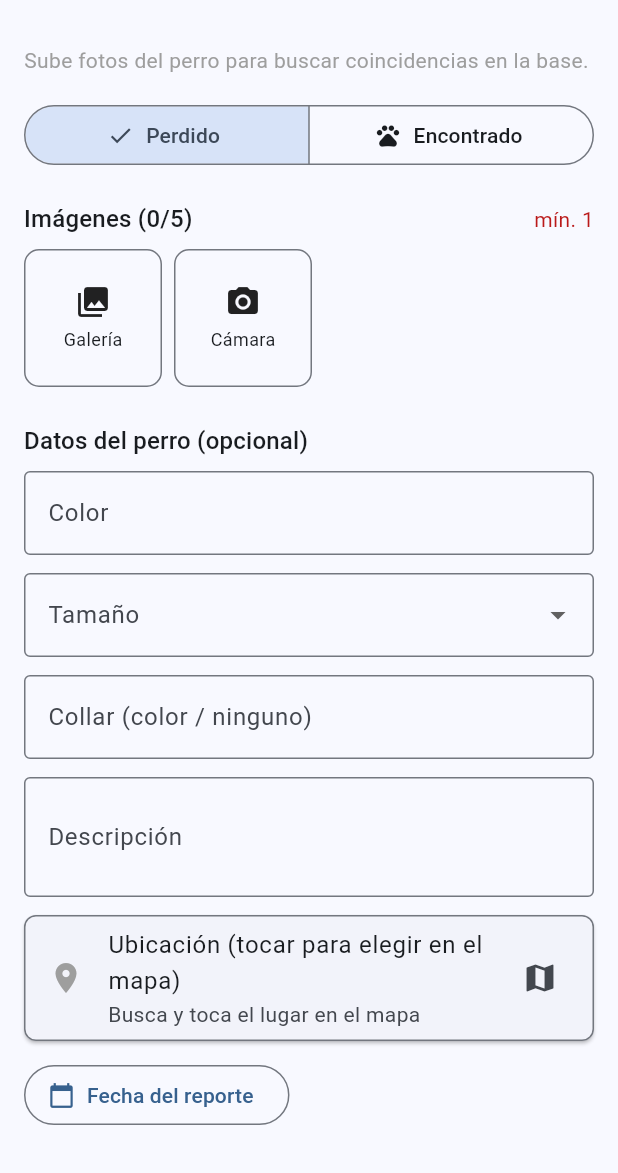
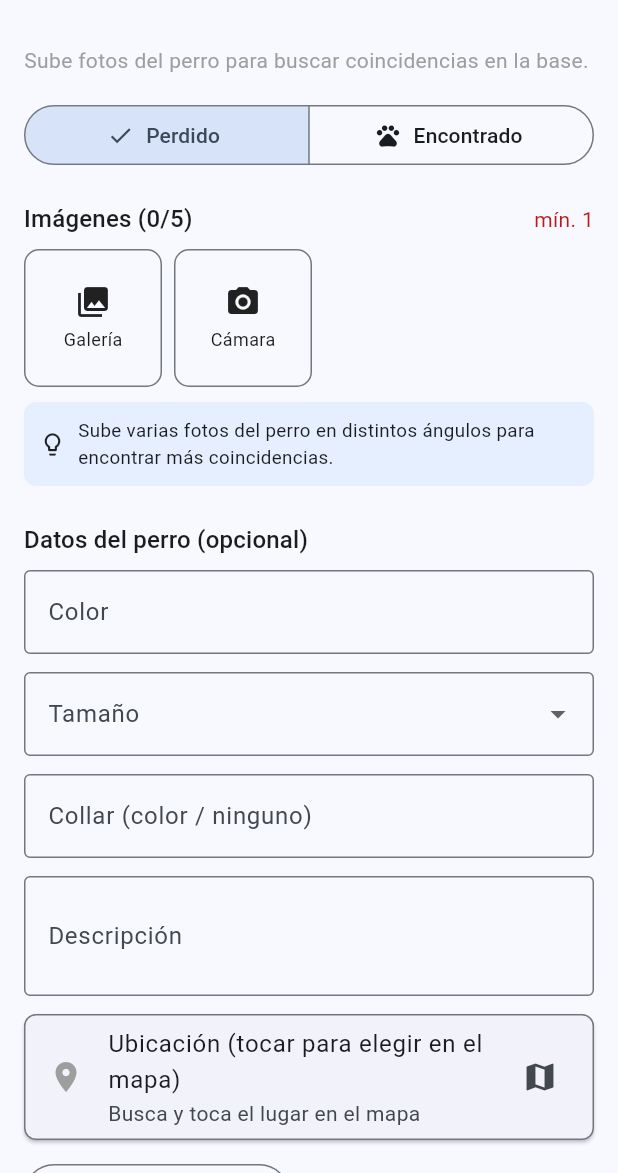
Before and after one commit to carlosparra/DogReIDApp, a Flutter app: the CaptureScreen screen opened directly, on a phone screen of 412 x 824 dp, the part 63-1236 px from its top. Run offline on Flutter 3.47's test engine with Material 3 defaults, Android fonts, the phone set to English and light mode, and no system bars; our stand-ins replace flutter_map, geolocator, image_picker, latlong2.

Commit message:
Add tip to upload 2-5 photos to improve matches

```diff
--- a/lib/screens/capture_screen.dart
+++ b/lib/screens/capture_screen.dart
@@ -93,6 +93,30 @@ class _CaptureScreenState extends State<CaptureScreen> {
             ),
             const SizedBox(height: 20),
             ImagePickerGrid(onChanged: (imgs) => setState(() => _images = imgs)),
+            const SizedBox(height: 10),
+            Container(
+              padding: const EdgeInsets.all(10),
+              decoration: BoxDecoration(
+                color: Theme.of(context).colorScheme.primaryContainer.withValues(alpha: 0.5),
+                borderRadius: BorderRadius.circular(8),
+              ),
+              child: Row(
+                children: [
+                  const Icon(Icons.lightbulb_outline, size: 18),
+                  const SizedBox(width: 8),
+                  Expanded(
+                    child: Text(
+                      widget.isReport
+                          ? 'Sube 2–5 fotos del perro en distintos ángulos (frente, lado, cuerpo '
+                              'completo): mejora mucho las coincidencias.'
+                          : 'Sube varias fotos del perro en distintos ángulos para encontrar más '
+                              'coincidencias.',
+                      style: const TextStyle(fontSize: 12.5),
+                    ),
+                  ),
+                ],
+              ),
+            ),
             const SizedBox(height: 24),
             MetadataForm(onChanged: (m) => setState(() => _metadata = m)),
             const SizedBox(height: 28),
```
